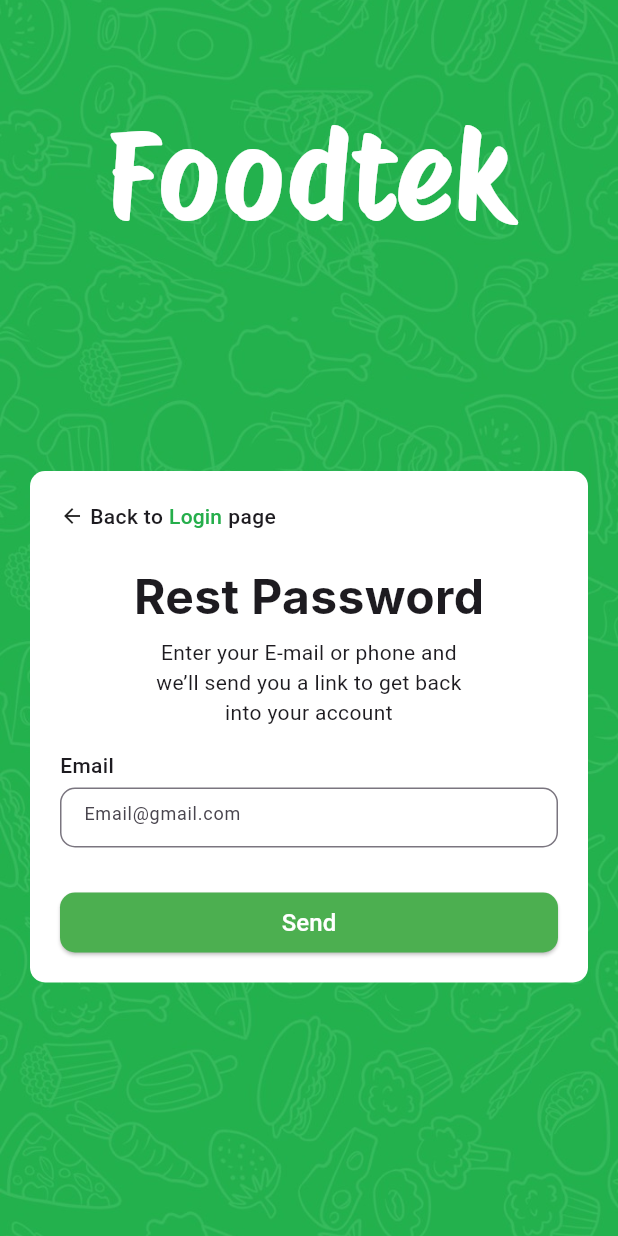
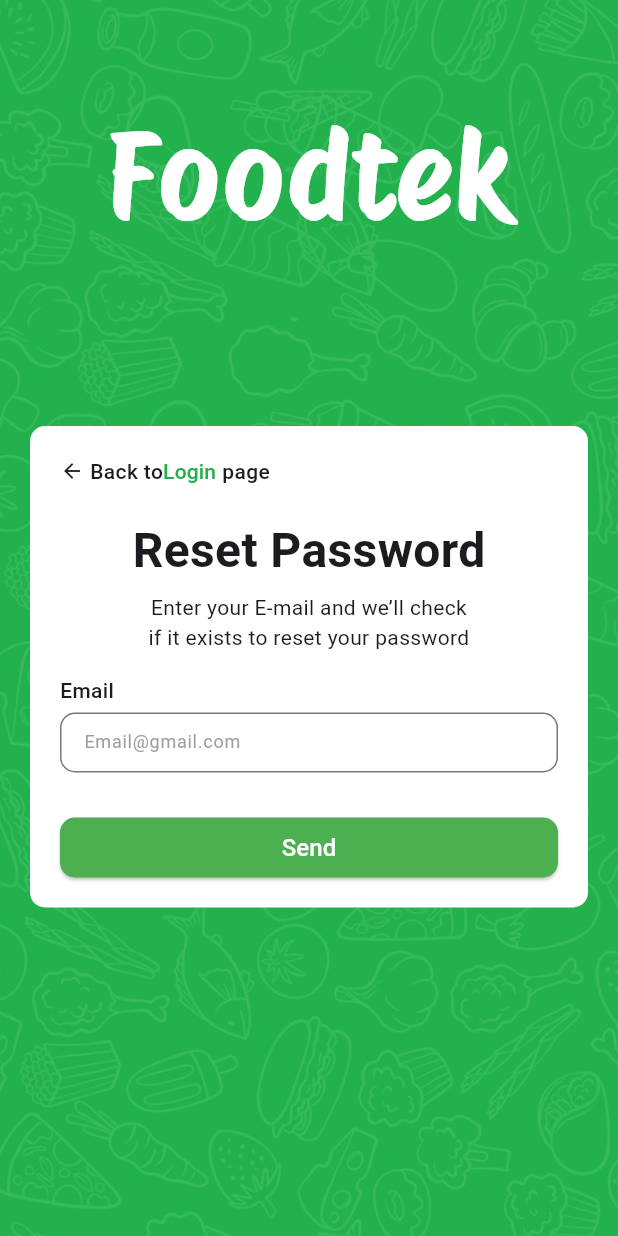
Before and after one commit to Rand-Almasri/foodtek_app, a Flutter app: the ResetPasswordScreen screen opened by its route, on a phone screen of 412 x 824 dp. Run offline on Flutter 3.47's test engine with Material 3 defaults, Android fonts, the phone set to English and light mode, and no system bars; our stand-ins replace shared_preferences; accounts and stored records are empty; Roboto replaces fonts that are missing (Inter).

Commit message:
edit text style in custom textfield

```diff
--- a/lib/core/widgets/CustomTextField.dart
+++ b/lib/core/widgets/CustomTextField.dart
@@ -47,7 +47,7 @@ class _CustomTextFieldState extends State<CustomTextField> {
     return SizedBox(
       height: 40
     ,child:TextFormField(
-      style: TextStyle(fontSize: 12, color: Colors.grey),
+      style: TextStyle(fontSize: 14, color: Colors.black),
       controller: widget.controller,
       obscureText: _obscureText,
       keyboardType: widget.keyboardType,
@@ -58,6 +58,7 @@ class _CustomTextFieldState extends State<CustomTextField> {
       onChanged: widget.onChanged,
       decoration: InputDecoration(
         hintText: widget.hintText,
+        hintStyle: TextStyle(fontSize: 12,color: Colors.grey),
         border: OutlineInputBorder(
           borderRadius: BorderRadius.circular(10),
         ),
--- a/lib/view/screens/auth_screens/reset_screen.dart
+++ b/lib/view/screens/auth_screens/reset_screen.dart
@@ -1,4 +1,5 @@
 import 'package:flutter/material.dart';
+import 'package:shared_preferences/shared_preferences.dart';
 import 'package:foodtek_app/core/constants/constant_colors.dart';
 import '../../../core/widgets/CustomButton.dart';
 import '../../../core/widgets/CustomTextField.dart';
@@ -8,12 +9,39 @@ class ResetPasswordScreen extends StatelessWidget {
 
   final TextEditingController emailController = TextEditingController();
 
+  Future<void> _checkEmail(BuildContext context) async {
+    final prefs = await SharedPreferences.getInstance();
+    String? storedEmail = prefs.getString('email');
+
+    if (storedEmail != null && storedEmail == emailController.text.trim()) {
+      Navigator.pushReplacementNamed(context, '/newpasswordscreen'); // Navigate to Update Password screen
+    } else {
+      _showAlert(context, "Email not found", "The provided email is not registered.");
+    }
+  }
+
+  void _showAlert(BuildContext context, String title, String message) {
+    showDialog(
+      context: context,
+      builder: (context) => AlertDialog(
+        title: Text(title),
+        content: Text(message),
+        actions: [
+          TextButton(
+            onPressed: () => Navigator.pop(context),
+            child: const Text("OK"),
+          ),
+        ],
+      ),
+    );
+  }
+
   @override
   Widget build(BuildContext context) {
     return Scaffold(
       body: Container(
         width: double.infinity,
-        decoration: BoxDecoration(
+        decoration: const BoxDecoration(
           image: DecorationImage(
             image: AssetImage('assets/images/splash_bg.jpg'),
             fit: BoxFit.cover,
@@ -38,7 +66,7 @@ class ResetPasswordScreen extends StatelessWidget {
                           color: Colors.white,
                         ),
                       ),
-                      const SizedBox(height: 140),
+                      const SizedBox(height: 110),
                       Container(
                         padding: const EdgeInsets.all(20),
                         decoration: BoxDecoration(
@@ -46,85 +74,60 @@ class ResetPasswordScreen extends StatelessWidget {
                           borderRadius: BorderRadius.circular(10),
                         ),
                         child: Column(
-                          mainAxisAlignment: MainAxisAlignment.start,
                           crossAxisAlignment: CrossAxisAlignment.start,
-                          children: [
-                            Row(
-                              mainAxisAlignment: MainAxisAlignment.start, // Keep everything aligned closely
-                              mainAxisSize: MainAxisSize.min, // Prevent extra spacing
                           children: [
                             GestureDetector(
                               onTap: () => Navigator.pushReplacementNamed(context, '/login'),
-                                  child: Icon(Icons.arrow_back, size: 16), // Reduced size for better alignment
-                                ),
-                                SizedBox(width: 4), // Decreased space between components
-                                Text(
-                                  "Back to",
-                                  style: TextStyle(
-                                    fontSize: 14,
-                                    fontWeight: FontWeight.w500,
-                                  ),
-                                ),
-                                SizedBox(width: 4),
+                              child: Row(
+                                mainAxisSize: MainAxisSize.min,
+                                children: [
+                                  const Icon(Icons.arrow_back, size: 16),
+                                  const SizedBox(width: 4),
+                                  const Text("Back to", style: TextStyle(fontSize: 14, fontWeight: FontWeight.w500)),
                                   TextButton(
                                     onPressed: () => Navigator.pushReplacementNamed(context, '/login'),
                                     style: ButtonStyle(
-                                    padding: MaterialStateProperty.all(EdgeInsets.zero), // Remove extra padding
-                                    minimumSize: MaterialStateProperty.all(Size(0, 0)), // Avoid extra height
-                                    tapTargetSize: MaterialTapTargetSize.shrinkWrap, // Reduce touch area
-                                    visualDensity: VisualDensity.compact, // Minimize space
+                                      padding: MaterialStateProperty.all(EdgeInsets.zero),
+                                      minimumSize: MaterialStateProperty.all(Size(0, 0)),
+                                      tapTargetSize: MaterialTapTargetSize.shrinkWrap,
+                                      visualDensity: VisualDensity.compact,
                                     ),
-
                                     child: Text(
                                       "Login",
                                       style: TextStyle(
-                                      fontSize: 14, // Match text sizes
+                                        fontSize: 14,
                                         fontWeight: FontWeight.w500,
                                         color: AppColors.primaryGreen,
                                       ),
                                     ),
                                   ),
-                                SizedBox(width: 4),
-                                Text(
-                                  "page",
-                                  style: TextStyle(
-                                    fontSize: 14,
-                                    fontWeight: FontWeight.w500,
+                                  const SizedBox(width: 4),
+                                  const Text("page", style: TextStyle(fontSize: 14, fontWeight: FontWeight.w500)),
+                                ],
                               ),
                             ),
-                              ],
-                            ),
-
-
                             const SizedBox(height: 20),
-                            Align(
+                            const Align(
                               alignment: Alignment.center,
                               child: Text(
-                                "Rest Password",
-                                style: TextStyle(
-                                  fontFamily: 'Inter',
-                                  fontSize: 32,
-                                  fontWeight: FontWeight.w700,
-                                ),
+                                "Reset Password",
+                                style: TextStyle(fontSize: 32, fontWeight: FontWeight.w700),
                               ),
                             ),
                             const SizedBox(height: 5),
-                            Padding(
-                              padding: const EdgeInsets.symmetric(horizontal: 58),
+                            const Padding(
+                              padding: EdgeInsets.symmetric(horizontal: 58),
                               child: Align(
                                 alignment: Alignment.center,
                                 child: Text(
-                                  "Enter your E-mail or phone and we’ll send you a link to get back into your account",
+                                  "Enter your E-mail and we’ll check if it exists to reset your password",
                                   textAlign: TextAlign.center,
-                                  style: TextStyle(
-                                    fontSize: 14,
-                                    fontWeight: FontWeight.w400,
-                                  ),
+                                  style: TextStyle(fontSize: 14, fontWeight: FontWeight.w400),
                                 ),
                               ),
                             ),
                             const SizedBox(height: 15),
-                            Text("Email", style: TextStyle(fontSize: 14, fontWeight: FontWeight.w500)),
+                            const Text("Email", style: TextStyle(fontSize: 14, fontWeight: FontWeight.w500)),
                             const SizedBox(height: 5),
                             CustomTextField(
                               controller: emailController,
@@ -133,9 +136,7 @@ class ResetPasswordScreen extends StatelessWidget {
                             const SizedBox(height: 30),
                             CustomButton(
                               text: "Send",
-                              onPressed: () {
-                                // Handle password reset logic
-                              },
+                              onPressed: () => _checkEmail(context),
                             ),
                           ],
                         ),
```
Lines whose indentation alone changed are shown as unchanged.
